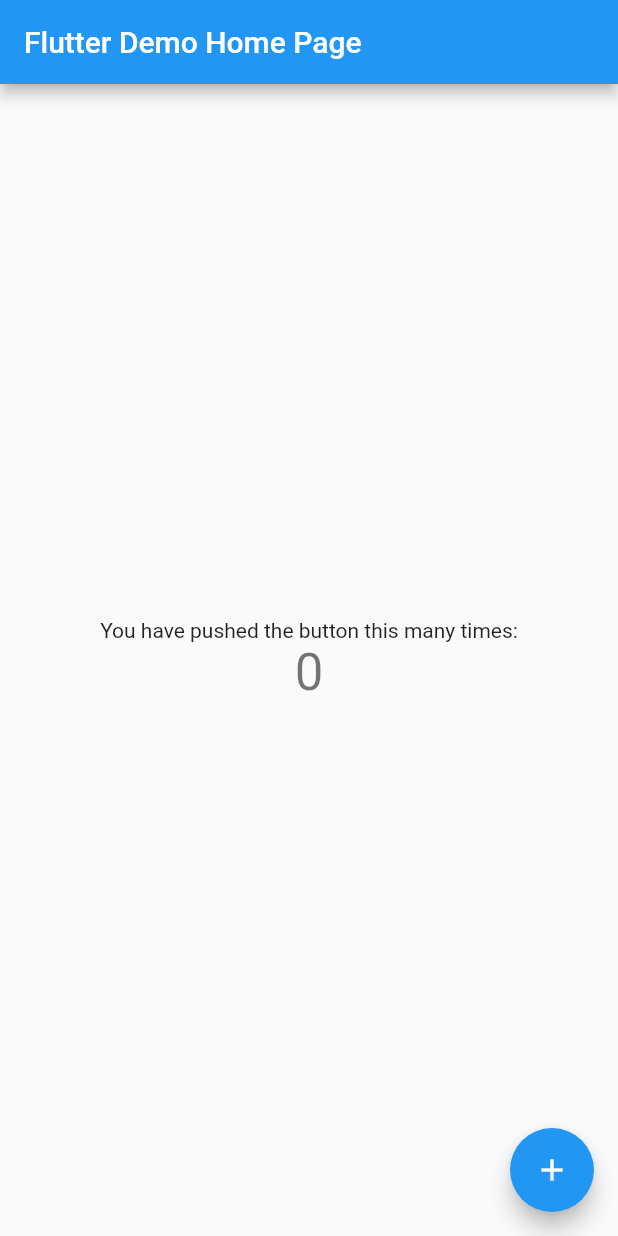
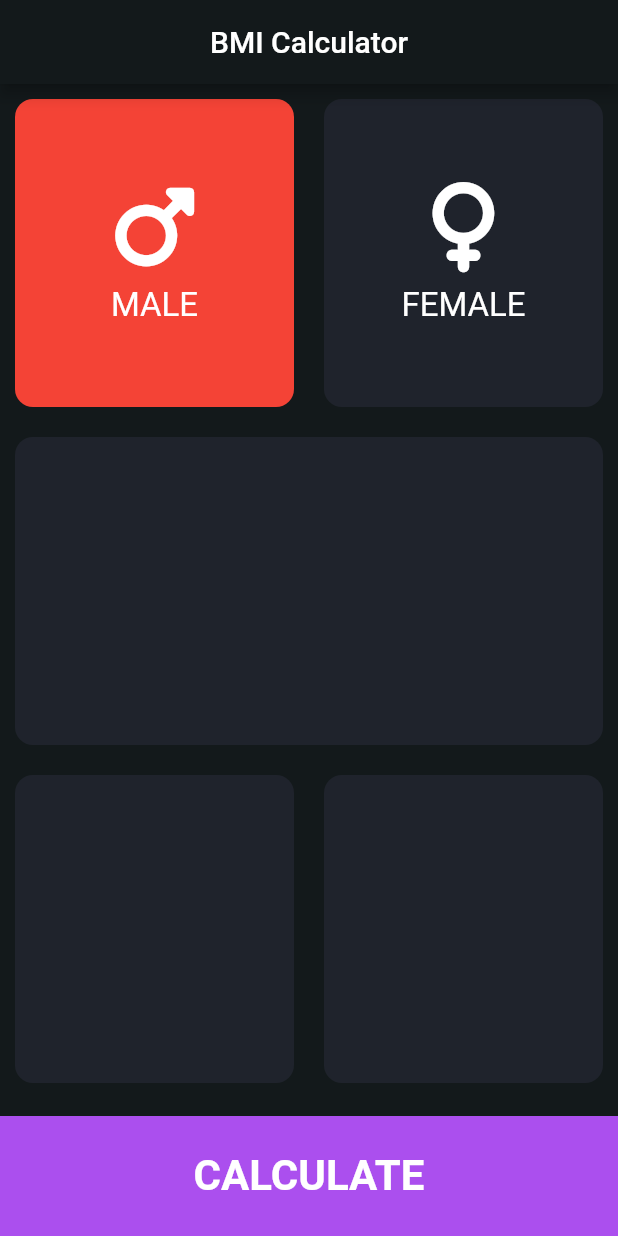
Before and after one commit to AdolfoVladimir/flutter_codigo5_bmi, a Flutter app: the screen it shows after launch, on a phone screen of 412 x 824 dp. Run offline on Flutter 3.47's test engine with Material 2 defaults, Android fonts, the phone set to English and light mode, and no system bars; our stand-ins replace font_awesome_flutter.

Commit message:
cambio color card

```diff
--- a/lib/main.dart
+++ b/lib/main.dart
@@ -1,115 +1,26 @@
+
 import 'package:flutter/material.dart';
+import 'package:flutter_codigo5_bmi/pages/input_page.dart';
 
-void main() {
-  runApp(const MyApp());
+void main(){
+  runApp(MyApp());
 }
 
 class MyApp extends StatelessWidget {
   const MyApp({Key? key}) : super(key: key);
 
-  // This widget is the root of your application.
   @override
   Widget build(BuildContext context) {
     return MaterialApp(
-      title: 'Flutter Demo',
-      theme: ThemeData(
-        // This is the theme of your application.
-        //
-        // Try running your application with "flutter run". You'll see the
-        // application has a blue toolbar. Then, without quitting the app, try
-        // changing the primarySwatch below to Colors.green and then invoke
-        // "hot reload" (press "r" in the console where you ran "flutter run",
-        // or simply save your changes to "hot reload" in a Flutter IDE).
-        // Notice that the counter didn't reset back to zero; the application
-        // is not restarted.
-        primarySwatch: Colors.blue,
+      debugShowCheckedModeBanner: false,
+      title: "BMI CALCULATOR",
+      theme: ThemeData.dark().copyWith(
+        appBarTheme: const AppBarTheme(
+          backgroundColor: Color(0xff13191B),
+        ),
+        scaffoldBackgroundColor: Color(0xff13191B),
       ),
-      home: const MyHomePage(title: 'Flutter Demo Home Page'),
+      home: InputPage(),
     );
   }
 }
-
-class MyHomePage extends StatefulWidget {
-  const MyHomePage({Key? key, required this.title}) : super(key: key);
-
-  // This widget is the home page of your application. It is stateful, meaning
-  // that it has a State object (defined below) that contains fields that affect
-  // how it looks.
-
-  // This class is the configuration for the state. It holds the values (in this
-  // case the title) provided by the parent (in this case the App widget) and
-  // used by the build method of the State. Fields in a Widget subclass are
-  // always marked "final".
-
-  final String title;
-
-  @override
-  State<MyHomePage> createState() => _MyHomePageState();
-}
-
-class _MyHomePageState extends State<MyHomePage> {
-  int _counter = 0;
-
-  void _incrementCounter() {
-    setState(() {
-      // This call to setState tells the Flutter framework that something has
-      // changed in this State, which causes it to rerun the build method below
-      // so that the display can reflect the updated values. If we changed
-      // _counter without calling setState(), then the build method would not be
-      // called again, and so nothing would appear to happen.
-      _counter++;
-    });
-  }
-
-  @override
-  Widget build(BuildContext context) {
-    // This method is rerun every time setState is called, for instance as done
-    // by the _incrementCounter method above.
-    //
-    // The Flutter framework has been optimized to make rerunning build methods
-    // fast, so that you can just rebuild anything that needs updating rather
-    // than having to individually change instances of widgets.
-    return Scaffold(
-      appBar: AppBar(
-        // Here we take the value from the MyHomePage object that was created by
-        // the App.build method, and use it to set our appbar title.
-        title: Text(widget.title),
-      ),
-      body: Center(
-        // Center is a layout widget. It takes a single child and positions it
-        // in the middle of the parent.
-        child: Column(
-          // Column is also a layout widget. It takes a list of children and
-          // arranges them vertically. By default, it sizes itself to fit its
-          // children horizontally, and tries to be as tall as its parent.
-          //
-          // Invoke "debug painting" (press "p" in the console, choose the
-          // "Toggle Debug Paint" action from the Flutter Inspector in Android
-          // Studio, or the "Toggle Debug Paint" command in Visual Studio Code)
-          // to see the wireframe for each widget.
-          //
-          // Column has various properties to control how it sizes itself and
-          // how it positions its children. Here we use mainAxisAlignment to
-          // center the children vertically; the main axis here is the vertical
-          // axis because Columns are vertical (the cross axis would be
-          // horizontal).
-          mainAxisAlignment: MainAxisAlignment.center,
-          children: <Widget>[
-            const Text(
-              'You have pushed the button this many times:',
-            ),
-            Text(
-              '$_counter',
-              style: Theme.of(context).textTheme.headline4,
-            ),
-          ],
-        ),
-      ),
-      floatingActionButton: FloatingActionButton(
-        onPressed: _incrementCounter,
-        tooltip: 'Increment',
-        child: const Icon(Icons.add),
-      ), // This trailing comma makes auto-formatting nicer for build methods.
-    );
-  }
-}
--- /dev/null
+++ b/lib/pages/input_page.dart
@@ -0,0 +1,119 @@
+import 'package:flutter/material.dart';
+import 'package:flutter_codigo5_bmi/widget.dart';
+
+import 'package:font_awesome_flutter/font_awesome_flutter.dart';
+
+
+const kTapSelectedColor = Colors.red;
+const kCardColor = Color(0xff1F232C);
+enum Gender { male, female, matasquita, mandarina,  }
+
+
+class InputPage extends StatefulWidget {
+
+  @override
+  State<InputPage> createState() => _InputPageState();
+}
+
+class _InputPageState extends State<InputPage> {
+  Gender selectedOption = Gender.male;
+
+  @override
+  Widget build(BuildContext context) {
+    return Scaffold(
+      appBar: AppBar(
+        // backgroundColor: Colors.deepPurple,
+        title: Text("BMI Calculator"),
+        centerTitle: true,
+      ),
+      body: Column(
+        children: [
+          //Primera fila
+          Expanded(
+            child: Row(
+              children: [
+                Expanded(
+                  child: ReusableCard(
+                    color: selectedOption == Gender.male ? kTapSelectedColor : kCardColor,
+                    childCard: IconContent(
+                      textIcon: "MALE",
+                      icon: FontAwesomeIcons.mars,
+                    ),
+                    onTap: (){
+                      selectedOption = Gender.male;
+                      setState(() {
+
+                      });
+                    },
+                  ),
+                ),
+                Expanded(
+                  child: ReusableCard(
+                    color: selectedOption == Gender.female ? kTapSelectedColor : kCardColor,
+                    childCard: IconContent(
+                      textIcon: "FEMALE",
+                      icon: FontAwesomeIcons.venus,
+                    ),
+                    onTap: (){
+                      selectedOption = Gender.female;
+                      setState(() {
+
+                      });
+                    },
+                  ),
+                ),
+              ],
+            ),
+          ),
+          //Segunda fila
+          Expanded(
+            child: Row(
+              children: [
+                Expanded(
+                  child: ReusableCard(
+                    color: kCardColor,
+                    childCard: Container(),
+                  ),
+                ),
+              ],
+            ),
+          ),
+          //Tercera fila
+          Expanded(
+            child: Row(
+              children: [
+                Expanded(
+                  child: ReusableCard(
+                    color: kCardColor,
+                    childCard: Center(),
+                  ),
+                ),
+                Expanded(
+                  child: ReusableCard(
+                    color: kCardColor,
+                    childCard: Container(),
+                  ),
+                ),
+              ],
+            ),
+          ),
+          //Botón
+          Container(
+            height: 80.0,
+            width: double.infinity,
+            margin: const EdgeInsets.only(top: 12.0),
+            color: const Color(0xffAB4FEE),
+            alignment: Alignment.center,
+            child: const Text(
+              "CALCULATE",
+              style: TextStyle(
+                fontSize: 28.0,
+                fontWeight: FontWeight.bold,
+              ),
+            ),
+          ),
+        ],
+      ),
+    );
+  }
+}
--- /dev/null
+++ b/lib/widget.dart
@@ -0,0 +1,65 @@
+import 'package:flutter/material.dart';
+import 'package:font_awesome_flutter/font_awesome_flutter.dart';
+
+class ReusableCard extends StatelessWidget {
+
+  Widget childCard;
+  Color color;
+  Function? onTap;
+
+  ReusableCard({
+    required this.childCard,
+    required this.color,
+    this.onTap,
+  });
+
+  @override
+  Widget build(BuildContext context) {
+    return GestureDetector(
+      onTap: onTap != null
+          ? () {
+        onTap!();
+      }
+          : null,
+      child: Container(
+        margin: const EdgeInsets.all(10.0),
+        decoration: BoxDecoration(
+          color: color,
+          borderRadius: BorderRadius.circular(12.0),
+        ),
+        child: childCard,
+      ),
+    );
+  }
+}
+
+
+
+class IconContent extends StatelessWidget {
+  String textIcon;
+  IconData icon;
+
+  IconContent({
+    required this.textIcon,
+    required this.icon,
+  });
+
+  @override
+  Widget build(BuildContext context) {
+    return Column(
+      mainAxisAlignment: MainAxisAlignment.center,
+      children: [
+        FaIcon(icon, size: 60.0),
+        SizedBox(
+          height: 10.0,
+        ),
+        Text(
+          textIcon,
+          style: TextStyle(
+            fontSize: 22.0,
+          ),
+        ),
+      ],
+    );
+  }
+}
--- a/pubspec.yaml
+++ b/pubspec.yaml
@@ -34,6 +34,7 @@ dependencies:
   # The following adds the Cupertino Icons font to your application.
   # Use with the CupertinoIcons class for iOS style icons.
   cupertino_icons: ^1.0.2
+  font_awesome_flutter: ^10.1.0
 
 dev_dependencies:
   flutter_test:
```
Also changed, not shown: pubspec.lock.
